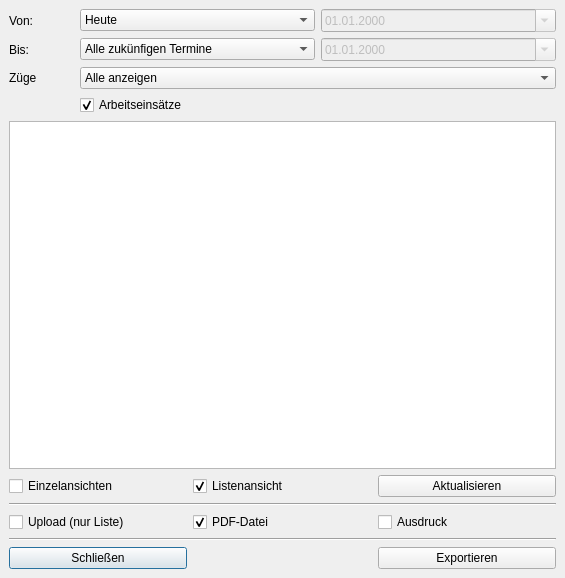
Qt form Programm/exportgesamt.ui (philjosch/Einsatzplaner) before a commit.
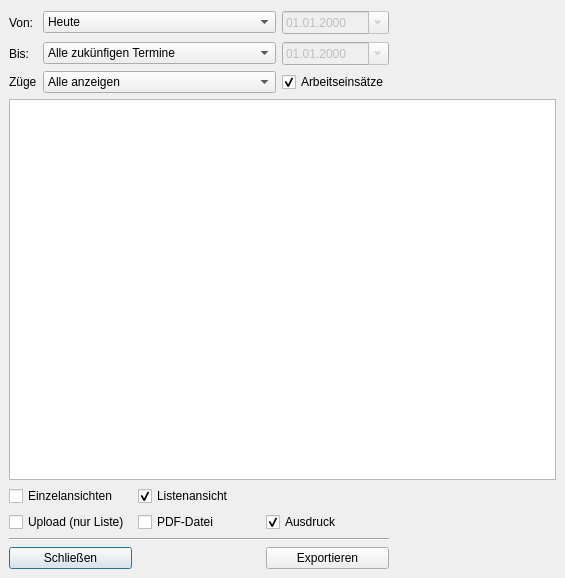
The same form after that commit.

Commit message: Exportfenster verbessert

What changed in the file:
```diff
--- a/Programm/exportgesamt.ui
+++ b/Programm/exportgesamt.ui
@@ -16,7 +16,7 @@
   <property name="windowTitle">
    <string>Dialog</string>
   </property>
-  <layout class="QGridLayout" name="gridLayout_4" rowstretch="0,1,0">
+  <layout class="QGridLayout" name="gridLayout_2" rowstretch="0,0,0,1,0">
    <property name="leftMargin">
     <number>9</number>
    </property>
@@ -28,23 +28,6 @@
    </property>
    <property name="bottomMargin">
     <number>9</number>
-   </property>
-   <property name="spacing">
-    <number>6</number>
-   </property>
-   <item row="0" column="0">
-    <layout class="QGridLayout" name="gridLayout" columnstretch="0,1,1" columnminimumwidth="65,0,0">
-     <property name="leftMargin">
-      <number>0</number>
-     </property>
-     <property name="topMargin">
-      <number>0</number>
-     </property>
-     <property name="rightMargin">
-      <number>0</number>
-     </property>
-     <property name="bottomMargin">
-      <number>0</number>
      </property>
      <property name="spacing">
       <number>6</number>
@@ -110,6 +93,19 @@
        </property>
       </widget>
      </item>
+   <item row="0" column="3">
+    <spacer name="horizontalSpacer_2">
+     <property name="orientation">
+      <enum>Qt::Horizontal</enum>
+     </property>
+     <property name="sizeHint" stdset="0">
+      <size>
+       <width>123</width>
+       <height>27</height>
+      </size>
+     </property>
+    </spacer>
+   </item>
      <item row="1" column="0">
       <widget class="QLabel" name="label_2">
        <property name="text">
@@ -171,40 +167,17 @@
        </property>
       </widget>
      </item>
-    </layout>
-   </item>
-   <item row="1" column="0">
-    <layout class="QGridLayout" name="gridLayout_2" rowstretch="0,1,0" columnstretch="0,1,0" columnminimumwidth="65,0,130">
-     <property name="leftMargin">
-      <number>0</number>
-     </property>
-     <property name="topMargin">
-      <number>0</number>
-     </property>
-     <property name="rightMargin">
-      <number>0</number>
-     </property>
-     <property name="bottomMargin">
-      <number>0</number>
-     </property>
-     <property name="spacing">
-      <number>6</number>
-     </property>
-     <item row="2" column="0" colspan="3">
-      <widget class="QListWidget" name="listAnzeige">
-       <property name="selectionMode">
-        <enum>QAbstractItemView::MultiSelection</enum>
-       </property>
-      </widget>
-     </item>
-     <item row="0" column="0">
+   <item row="2" column="0">
       <widget class="QLabel" name="label_3">
        <property name="text">
         <string>Züge</string>
        </property>
-      </widget>
-     </item>
-     <item row="0" column="1" colspan="2">
+     <property name="buddy">
+      <cstring>comboFahrtag</cstring>
+     </property>
+    </widget>
+   </item>
+   <item row="2" column="1">
       <widget class="QComboBox" name="comboFahrtag">
        <property name="currentIndex">
         <number>8</number>
@@ -261,7 +234,7 @@
        </item>
       </widget>
      </item>
-     <item row="1" column="1" colspan="2">
+   <item row="2" column="2">
       <widget class="QCheckBox" name="checkActivity">
        <property name="text">
         <string>Arbeitseinsätze</string>
@@ -271,25 +244,15 @@
        </property>
       </widget>
      </item>
-    </layout>
+   <item row="3" column="0" colspan="4">
+    <widget class="QListWidget" name="listAnzeige">
+     <property name="selectionMode">
+      <enum>QAbstractItemView::MultiSelection</enum>
+     </property>
+    </widget>
    </item>
-   <item row="2" column="0">
-    <layout class="QGridLayout" name="gridLayout_3" columnstretch="1,1,1">
-     <property name="leftMargin">
-      <number>0</number>
-     </property>
-     <property name="topMargin">
-      <number>0</number>
-     </property>
-     <property name="rightMargin">
-      <number>0</number>
-     </property>
-     <property name="bottomMargin">
-      <number>0</number>
-     </property>
-     <property name="spacing">
-      <number>6</number>
-     </property>
+   <item row="4" column="0" colspan="3">
+    <layout class="QGridLayout" name="gridLayout">
      <item row="0" column="0">
       <widget class="QCheckBox" name="checkEinzel">
        <property name="text">
@@ -307,78 +270,51 @@
        </property>
       </widget>
      </item>
-     <item row="1" column="0" colspan="3">
-      <widget class="Line" name="line">
-       <property name="orientation">
-        <enum>Qt::Horizontal</enum>
+     <item row="1" column="0">
+      <widget class="QCheckBox" name="checkUpload">
+       <property name="text">
+        <string>Upload (nur Liste)</string>
        </property>
       </widget>
      </item>
-     <item row="2" column="1">
+     <item row="1" column="1">
       <widget class="QCheckBox" name="checkPDF">
        <property name="text">
         <string>PDF-Datei</string>
        </property>
-       <property name="checked">
-        <bool>true</bool>
-       </property>
       </widget>
      </item>
-     <item row="2" column="2">
+     <item row="1" column="2">
       <widget class="QCheckBox" name="checkAusdruck">
        <property name="text">
         <string>Ausdruck</string>
        </property>
+       <property name="checked">
+        <bool>true</bool>
+       </property>
       </widget>
      </item>
-     <item row="3" column="0" colspan="3">
+     <item row="2" column="0" colspan="3">
       <widget class="Line" name="line_2">
        <property name="orientation">
         <enum>Qt::Horizontal</enum>
        </property>
       </widget>
      </item>
-     <item row="4" column="0">
+     <item row="3" column="0">
       <widget class="QPushButton" name="pushAbbruch">
        <property name="text">
         <string>Schließen</string>
        </property>
       </widget>
      </item>
-     <item row="4" column="1">
-      <spacer name="horizontalSpacer">
-       <property name="orientation">
-        <enum>Qt::Horizontal</enum>
-       </property>
-       <property name="sizeHint" stdset="0">
-        <size>
-         <width>40</width>
-         <height>20</height>
-        </size>
-       </property>
-      </spacer>
-     </item>
-     <item row="4" column="2">
+     <item row="3" column="2">
       <widget class="QPushButton" name="pushDrucken">
        <property name="text">
         <string>Exportieren</string>
        </property>
       </widget>
      </item>
-     <item row="0" column="2">
-      <widget class="QPushButton" name="pushButton">
-       <property name="text">
-        <string>Aktualisieren</string>
-       </property>
-      </widget>
-     </item>
-     <item row="2" column="0">
-      <widget class="QCheckBox" name="checkUpload">
-       <property name="text">
-        <string>Upload (nur Liste)</string>
-       </property>
-      </widget>
-     </item>
     </layout>
    </item>
   </layout>
```
Left out of the diff: 7 changed lines with no effect on the pictures. Lines whose indentation alone changed are shown as unchanged. The commit also changes 2 other files.
